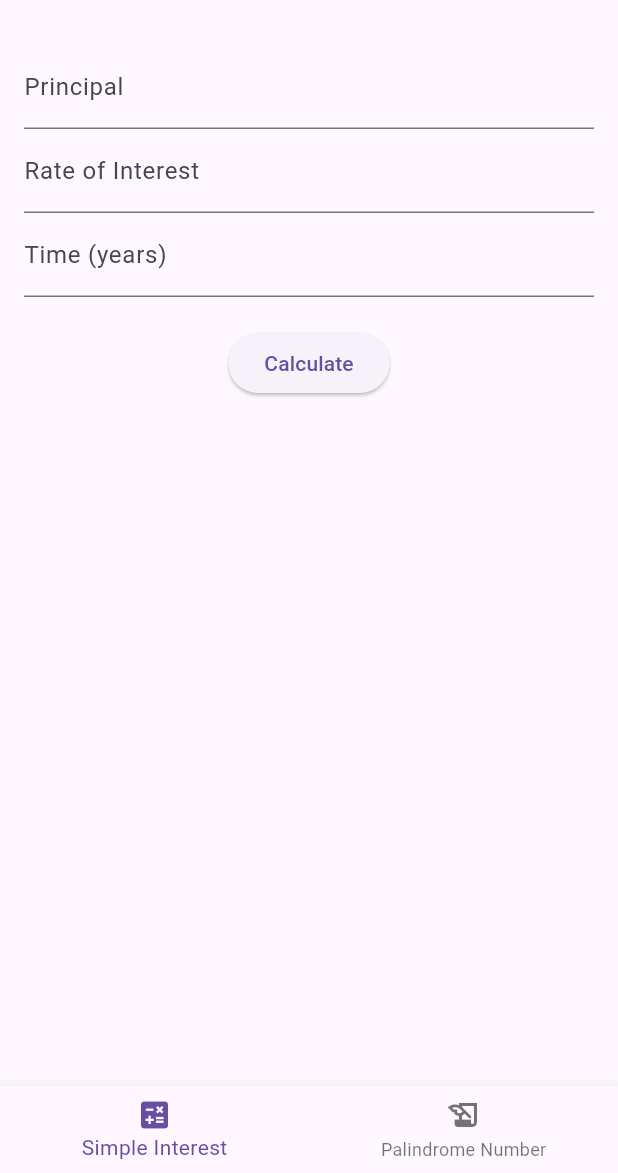
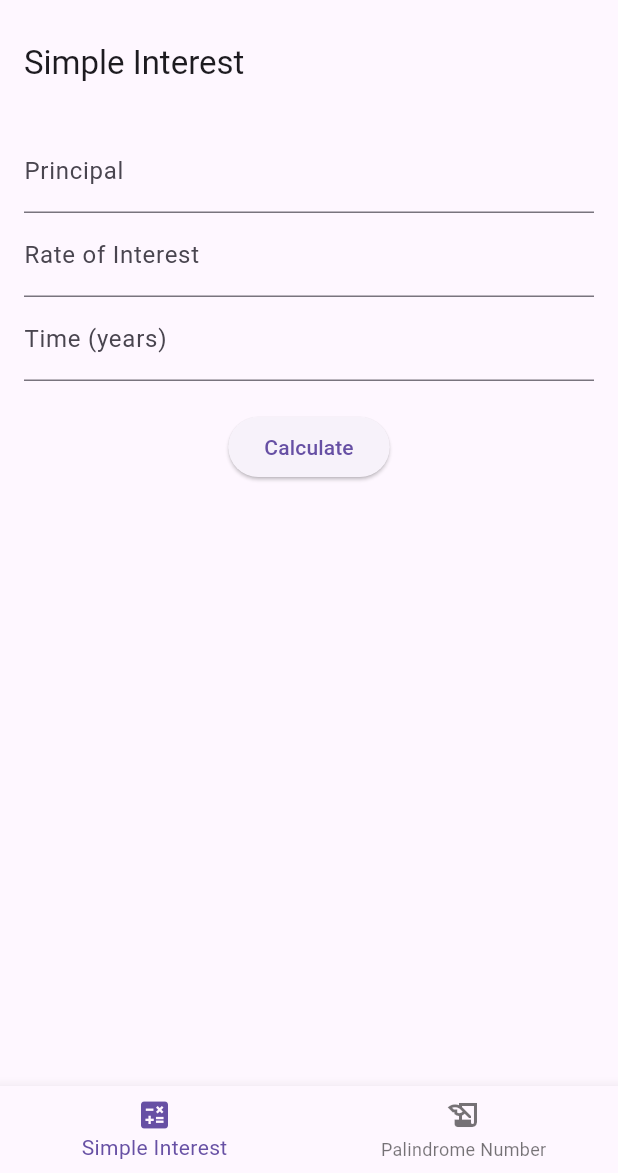
Before and after one commit to abhidhakal/CubitBlocApp, a Flutter app: the screen it shows after launch, on a phone screen of 412 x 824 dp, the part 63-1236 px from its top. Run offline on Flutter 3.47's test engine with Material 3 defaults, Android fonts, the phone set to English and light mode, and no system bars; our stand-ins replace flutter_bloc, get_it; network calls fail.

Commit message:
new commit

```diff
--- a/lib/view/dashboard.dart
+++ b/lib/view/dashboard.dart
@@ -9,21 +9,14 @@ class DashboardScreen extends StatelessWidget {
   Widget build(BuildContext context) {
     return BlocBuilder<DashboardCubit, int>(
       builder: (context, selectedIndex) {
-        Widget body;
-        switch (selectedIndex) {
-          case 0:
-            body = SimpleInterestScreen();
-            break;
-          case 1:
-            body = PalindromeScreen();
-            break;
-          default:
-            body = SimpleInterestScreen();
-        }
+        final pages = [
+          SimpleInterestScreen(),
+          PalindromeScreen(),
+        ];
 
         return Scaffold(
           appBar: AppBar(title: Text('Dashboard')),
-          body: body,
+          body: pages[selectedIndex],
           bottomNavigationBar: BottomNavigationBar(
             currentIndex: selectedIndex,
             onTap: (index) => context.read<DashboardCubit>().selectScreen(index),
--- a/lib/view/pages/palindrome_view.dart
+++ b/lib/view/pages/palindrome_view.dart
@@ -8,6 +8,9 @@ class PalindromeScreen extends StatelessWidget {
     return BlocBuilder<PalindromeCubit, PalindromeState>(
       builder: (context, state) {
         return Scaffold(
+          appBar: AppBar(
+            title: const Text("Palindrome"),
+          ),
           body: Padding(
             padding: const EdgeInsets.all(16),
             child: Column(
--- a/lib/view/pages/simple_interest.dart
+++ b/lib/view/pages/simple_interest.dart
@@ -8,6 +8,9 @@ class SimpleInterestScreen extends StatelessWidget {
     return BlocBuilder<SimpleInterestCubit, SimpleInterestState>(
       builder: (context, state) {
         return Scaffold(
+          appBar: AppBar(
+            title: const Text("Simple Interest"),
+          ),
           body: Padding(
             padding: const EdgeInsets.all(16),
             child: Column(
```
Also changed, not shown: lib/cubit/dashboard_cubit.dart (+3 -17 lines).
